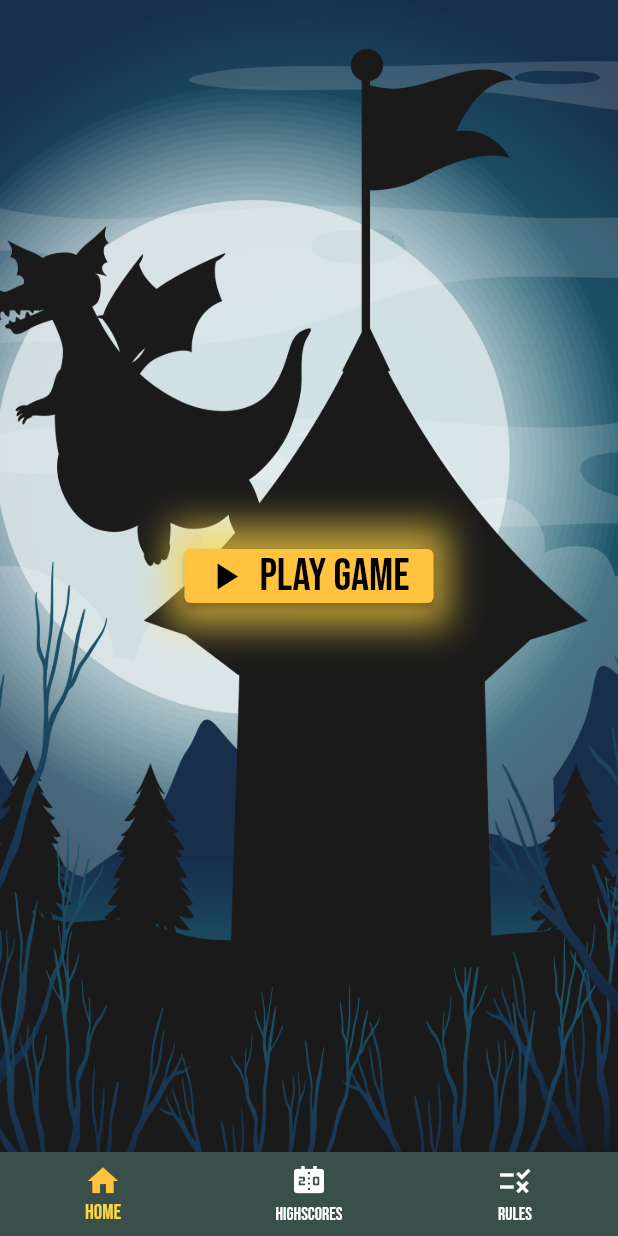
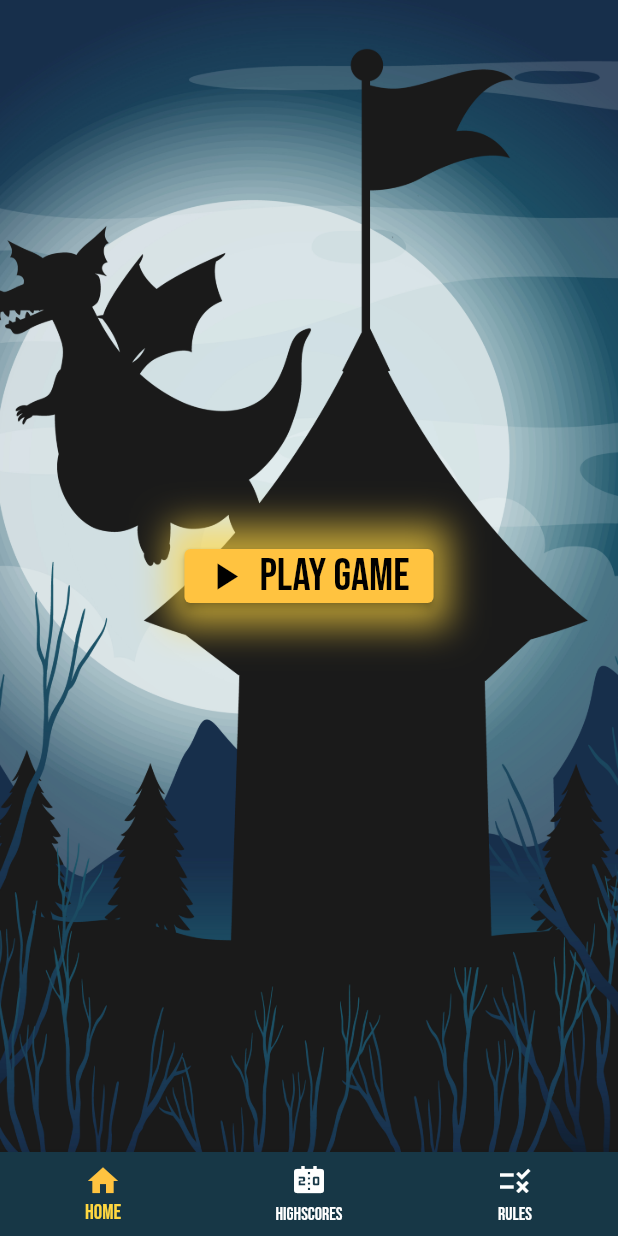
Before and after one commit to KevinVandeputte-TM/flutter_wikitude_project, a Flutter app: the screen it shows after launch, on a phone screen of 412 x 824 dp. Run offline on Flutter 3.47's test engine with Material 2 defaults, Android fonts, the phone set to English and light mode, and no system bars; our stand-ins replace geolocator, google_fonts, loading_animation_widget; missing offline and left inert: augmented_reality_plugin_wikitude.

Commit message:
changed colors and flutter icon

```diff
--- a/lib/main.dart
+++ b/lib/main.dart
@@ -3,7 +3,6 @@ import 'package:google_fonts/google_fonts.dart';
 import 'package:got_app/pages/gamerules.dart';
 import 'package:got_app/pages/highscores.dart';
 import 'package:got_app/pages/home.dart';
-import 'package:got_app/pages/question.dart';
 import 'package:got_app/providers/gameprovider.dart';
 import 'package:got_app/providers/screenindexprovider.dart';
 import 'package:got_app/providers/userprovider.dart';
@@ -32,11 +31,11 @@ class MyApp extends StatelessWidget {
         debugShowCheckedModeBanner: false,
         title: '',
         theme: ThemeData(
-          primarySwatch: createMaterialColor(const Color(0xFF394F49)),
+          primarySwatch: createMaterialColor(Color.fromARGB(255, 23, 55, 70)),
           textTheme: GoogleFonts.bebasNeueTextTheme(),
-          scaffoldBackgroundColor: const Color(0xFF394F49),
+          scaffoldBackgroundColor: Color.fromARGB(255, 23, 55, 70),
           appBarTheme: AppBarTheme(
-            color: const Color(0xFF394F49),
+            color: Color.fromARGB(255, 23, 55, 70),
           ),
         ),
         initialRoute: '/home',
@@ -47,12 +46,6 @@ class MyApp extends StatelessWidget {
                 child: Scaffold(
                     appBar: AppBar(
                       automaticallyImplyLeading: false,
-                      title: Center(
-                        child: const Text(
-                          "A game of thrones",
-                          textAlign: TextAlign.center,
-                        ),
-                      ),
                     ),
                     body: HomePage(),
                     bottomNavigationBar: BottomBarWidget()));
@@ -61,10 +54,6 @@ class MyApp extends StatelessWidget {
           '/highscores': (context) => HighScorePage(),
           '/rules': (context) => GameRulesPage(),
         });
-    // home: SafeArea(
-    //     child: Scaffold(
-    //         body: const HomePage(),
-    //         bottomNavigationBar: BottomBarWidget())));
   }
 }
 
--- a/lib/pages/gamerules.dart
+++ b/lib/pages/gamerules.dart
@@ -26,7 +26,7 @@ class GameRulesPage extends StatelessWidget {
                 child: Padding(
                     padding: EdgeInsets.all(50.0),
                     child: Container(
-                      color: Color.fromRGBO(156, 196, 178, 0.75),
+                      color: Color.fromRGBO(161, 186, 193, 0.90),
                       child: Padding(
                         padding: EdgeInsets.all(15.0),
                         child: Column(
--- a/lib/pages/highscores.dart
+++ b/lib/pages/highscores.dart
@@ -63,11 +63,7 @@ class _HighScorePageState extends State {
           child: ListView.builder(
             itemCount: count,
             itemBuilder: (BuildContext context, int position) {
-              return
-                  // FractionallySizedBox(
-                  //     widthFactor: 0.8,
-                  //     child:
-                  Card(
+              return Card(
                 elevation: 0,
                 surfaceTintColor: Colors.transparent,
                 color: Colors.transparent,
--- a/lib/widgets/bottonbar.dart
+++ b/lib/widgets/bottonbar.dart
@@ -19,7 +19,8 @@ class BottomBarWidget extends StatelessWidget {
     return Scaffold(
       bottomNavigationBar: BottomNavigationBar(
         currentIndex: currentScreenIndex,
-        backgroundColor: Color(0xFF394F49),
+        backgroundColor: Color.fromARGB(
+            255, 23, 55, 70), //backgroundColor: Color(0xFF394F49),
         // showSelectedLabels: false,
         selectedIconTheme:
             IconThemeData(color: Color.fromARGB(255, 255, 195, 64)),
--- a/lib/widgets/listtile.dart
+++ b/lib/widgets/listtile.dart
@@ -15,7 +15,7 @@ class ListTileWidget extends StatelessWidget {
   @override
   Widget build(BuildContext context) {
     return Container(
-      color: Color.fromRGBO(156, 196, 178, 0.90),
+      color: Color.fromRGBO(161, 186, 193, 0.90),
       child: ListTile(
         tileColor: Colors.transparent,
         leading:
```
Also changed, not shown: lib/pages/home.dart (+7 -4 lines), lib/widgets/arshow3Dmodelatgeolocation.dart (+1 -6 lines), lib/widgets/messagebox.dart (+18 -26 lines), pubspec.yaml (+4 -4 lines), assets/iconflutter.png (added), 33 other files.
